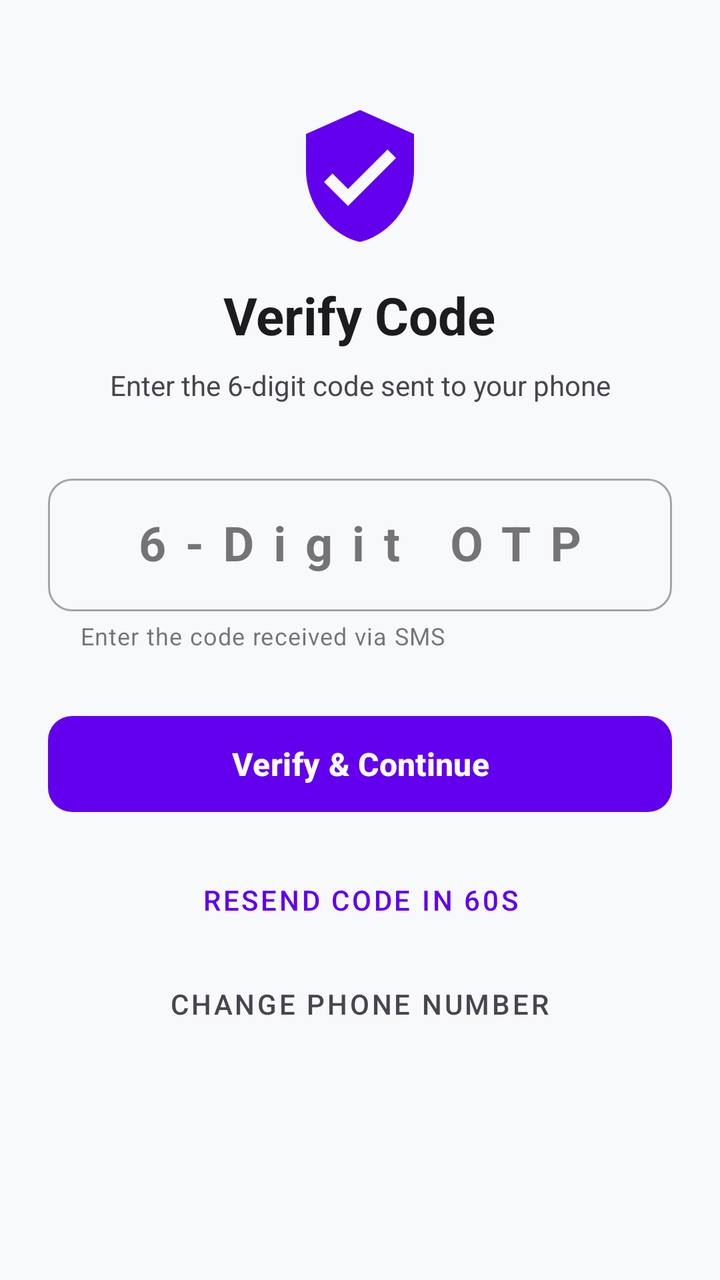
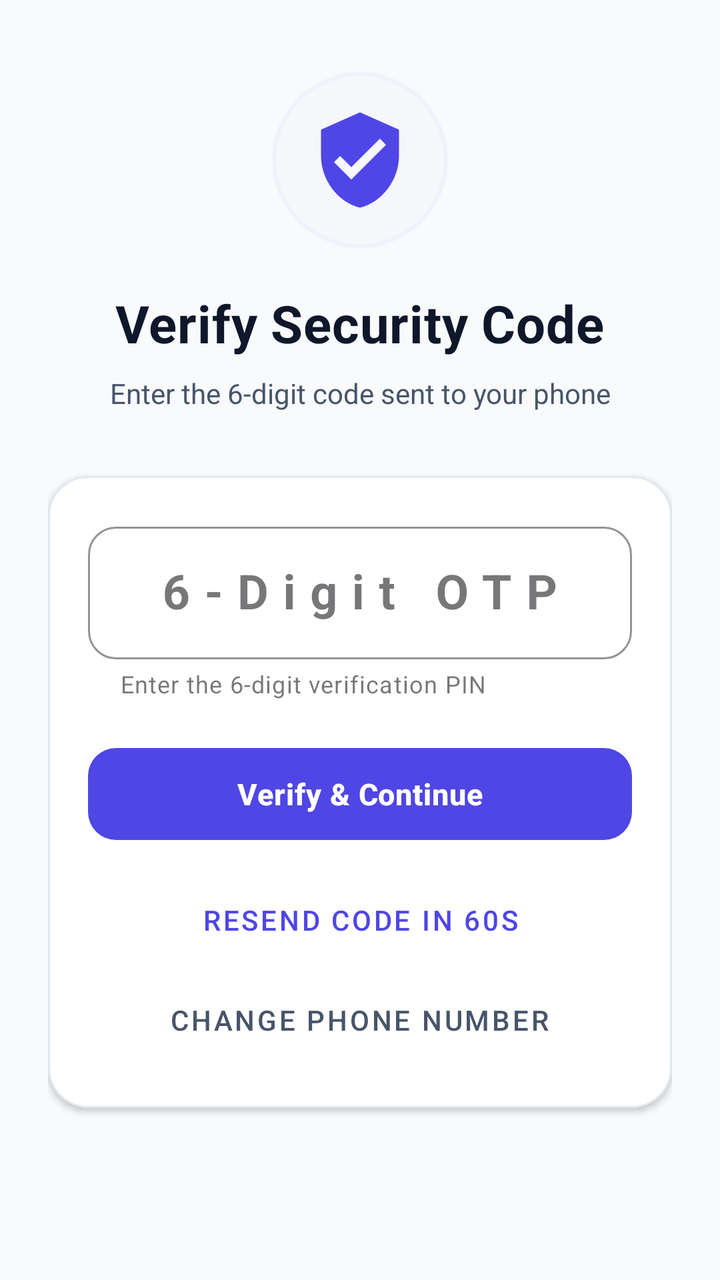

Compare the two renders of this Android layout. The source of the first and the diff that turns it into the second are given below.
<!-- AndroidManifest.xml: application theme Theme.SafeTrack -->
<!-- res/layout/activity_otp_verification.xml -->
<?xml version="1.0" encoding="utf-8"?>
<ScrollView xmlns:android="http://schemas.android.com/apk/res/android"
    xmlns:app="http://schemas.android.com/apk/res-auto"
    android:layout_width="match_parent"
    android:layout_height="match_parent"
    android:background="@color/background_light"
    android:fillViewport="true">

    <LinearLayout
        android:layout_width="match_parent"
        android:layout_height="wrap_content"
        android:orientation="vertical"
        android:padding="24dp">

        <ImageView
            android:layout_width="72dp"
            android:layout_height="72dp"
            android:layout_gravity="center_horizontal"
            android:layout_marginTop="28dp"
            android:src="@drawable/ic_shield"
            app:tint="@color/primary" />

        <TextView
            android:layout_width="wrap_content"
            android:layout_height="wrap_content"
            android:layout_gravity="center_horizontal"
            android:layout_marginTop="16dp"
            android:text="Verify Code"
            android:textColor="@color/text_primary"
            android:textSize="26sp"
            android:textStyle="bold" />

        <TextView
            android:id="@+id/tvOtpSubtitle"
            android:layout_width="wrap_content"
            android:layout_height="wrap_content"
            android:layout_gravity="center_horizontal"
            android:layout_marginTop="8dp"
            android:gravity="center"
            android:text="Enter the 6-digit code sent to your phone"
            android:textColor="@color/text_secondary"
            android:textSize="14sp" />

        
        <com.google.android.material.textfield.TextInputLayout
            android:id="@+id/tilOtp"
            style="@style/Widget.MaterialComponents.TextInputLayout.OutlinedBox"
            android:layout_width="match_parent"
            android:layout_height="wrap_content"
            android:layout_marginTop="32dp"
            android:hint="6-Digit OTP"
            app:boxCornerRadiusBottomEnd="12dp"
            app:boxCornerRadiusBottomStart="12dp"
            app:boxCornerRadiusTopEnd="12dp"
            app:boxCornerRadiusTopStart="12dp"
            app:helperText="Enter the code received via SMS">

            <com.google.android.material.textfield.TextInputEditText
                android:id="@+id/etOtp"
                android:layout_width="match_parent"
                android:layout_height="wrap_content"
                android:gravity="center"
                android:inputType="number"
                android:letterSpacing="0.4"
                android:maxLength="6"
                android:textSize="24sp"
                android:textStyle="bold" />
        </com.google.android.material.textfield.TextInputLayout>

        
        <LinearLayout
            android:id="@+id/layoutVerifying"
            android:layout_width="match_parent"
            android:layout_height="wrap_content"
            android:layout_marginTop="20dp"
            android:gravity="center"
            android:orientation="horizontal"
            android:visibility="gone">

            <ProgressBar
                android:layout_width="28dp"
                android:layout_height="28dp"
                android:indeterminateTint="@color/primary" />

            <TextView
                android:id="@+id/tvVerifyingMessage"
                android:layout_width="wrap_content"
                android:layout_height="wrap_content"
                android:layout_marginStart="12dp"
                android:text="Verifying credentials with Firebase..."
                android:textColor="@color/text_secondary"
                android:textSize="13sp" />
        </LinearLayout>

        
        <com.google.android.material.button.MaterialButton
            android:id="@+id/btnVerifyOtp"
            android:layout_width="match_parent"
            android:layout_height="56dp"
            android:layout_marginTop="28dp"
            android:text="Verify &amp; Continue"
            android:textSize="16sp"
            android:textStyle="bold"
            app:cornerRadius="12dp" />

        
        <com.google.android.material.button.MaterialButton
            android:id="@+id/btnResendOtp"
            style="@style/Widget.MaterialComponents.Button.TextButton"
            android:layout_width="wrap_content"
            android:layout_height="wrap_content"
            android:layout_gravity="center_horizontal"
            android:layout_marginTop="16dp"
            android:enabled="false"
            android:text="Resend Code in 60s"
            android:textColor="@color/primary" />

        <com.google.android.material.button.MaterialButton
            android:id="@+id/btnChangeNumber"
            style="@style/Widget.MaterialComponents.Button.TextButton"
            android:layout_width="wrap_content"
            android:layout_height="wrap_content"
            android:layout_gravity="center_horizontal"
            android:layout_marginTop="4dp"
            android:text="Change Phone Number"
            android:textColor="@color/text_secondary" />

    </LinearLayout>
</ScrollView>
<!-- resources referenced by this layout -->
<resources>
  <color name="background_light">#F8F9FA</color>
  <color name="primary">#6200EE</color>
  <color name="text_primary">#1C1B1F</color>
  <color name="text_secondary">#49454F</color>
  <!-- drawable ic_shield (drawable) -->
  <vector xmlns:android="http://schemas.android.com/apk/res/android"
      android:width="24dp"
      android:height="24dp"
      android:viewportWidth="24"
      android:viewportHeight="24">
      <path
          android:fillColor="#6200EE"
          android:pathData="M12,1L3,5v6c0,5.55 3.84,10.74 9,12 5.16,-1.26 9,-6.45 9,-12V5l-9,-4zm-2,16l-4,-4 1.41,-1.41L10,14.17l6.59,-6.59L18,9l-8,8z"/>
  </vector>
  <style name="Theme.SafeTrack" parent="Theme.Material3.DayNight.NoActionBar">
          
          <item name="colorPrimary">@color/primary</item>
          <item name="colorPrimaryVariant">@color/primary_variant</item>
          <item name="colorOnPrimary">@color/surface_light</item>
          
          <item name="colorSecondary">@color/secondary</item>
          <item name="colorSecondaryVariant">@color/secondary_variant</item>
          <item name="colorOnSecondary">@color/text_primary</item>
          
          <item name="android:statusBarColor">@color/primary_variant</item>
          <item name="android:windowLightStatusBar">false</item>
          <item name="android:windowBackground">@color/background_light</item>
      </style>
  <color name="primary_variant">#3700B3</color>
  <color name="surface_light">#FFFFFF</color>
  <color name="secondary">#03DAC6</color>
  <color name="secondary_variant">#018786</color>
</resources>

<!-- the commit's change to res/layout/activity_otp_verification.xml (unified diff, before → after) -->
@@ -10,22 +10,37 @@
         android:layout_width="match_parent"
         android:layout_height="wrap_content"
         android:orientation="vertical"
-        android:padding="24dp">
+        android:paddingStart="24dp"
+        android:paddingTop="36dp"
+        android:paddingEnd="24dp"
+        android:paddingBottom="28dp">
 
-        <ImageView
-            android:layout_width="72dp"
-            android:layout_height="72dp"
-            android:layout_gravity="center_horizontal"
-            android:layout_marginTop="28dp"
-            android:src="@drawable/ic_shield"
-            app:tint="@color/primary" />
+        <FrameLayout
+            android:layout_width="88dp"
+            android:layout_height="88dp"
+            android:layout_gravity="center_horizontal">
+
+            <View
+                android:layout_width="88dp"
+                android:layout_height="88dp"
+                android:background="@drawable/bg_sos_ring_outer"
+                android:backgroundTint="#154F46E5" />
+
+            <ImageView
+                android:layout_width="52dp"
+                android:layout_height="52dp"
+                android:layout_gravity="center"
+                android:src="@drawable/ic_shield_check"
+                app:tint="@color/primary" />
+        </FrameLayout>
 
         <TextView
             android:layout_width="wrap_content"
             android:layout_height="wrap_content"
             android:layout_gravity="center_horizontal"
-            android:layout_marginTop="16dp"
-            android:text="Verify Code"
+            android:layout_marginTop="20dp"
+            android:letterSpacing="0.01"
+            android:text="Verify Security Code"
             android:textColor="@color/text_primary"
             android:textSize="26sp"
             android:textStyle="bold" />
@@ -35,95 +50,122 @@
             android:layout_width="wrap_content"
             android:layout_height="wrap_content"
             android:layout_gravity="center_horizontal"
+            android:layout_marginStart="16dp"
             android:layout_marginTop="8dp"
+            android:layout_marginEnd="16dp"
             android:gravity="center"
+            android:lineSpacingExtra="2dp"
             android:text="Enter the 6-digit code sent to your phone"
             android:textColor="@color/text_secondary"
             android:textSize="14sp" />
 
         
-        <com.google.android.material.textfield.TextInputLayout
-            android:id="@+id/tilOtp"
-            style="@style/Widget.MaterialComponents.TextInputLayout.OutlinedBox"
+        <com.google.android.material.card.MaterialCardView
             android:layout_width="match_parent"
             android:layout_height="wrap_content"
             android:layout_marginTop="32dp"
-            android:hint="6-Digit OTP"
-            app:boxCornerRadiusBottomEnd="12dp"
-            app:boxCornerRadiusBottomStart="12dp"
-            app:boxCornerRadiusTopEnd="12dp"
-            app:boxCornerRadiusTopStart="12dp"
-            app:helperText="Enter the code received via SMS">
+            app:cardCornerRadius="20dp"
+            app:cardElevation="2dp"
+            app:strokeColor="@color/card_stroke"
+            app:strokeWidth="1dp">
 
-            <com.google.android.material.textfield.TextInputEditText
-                android:id="@+id/etOtp"
+            <LinearLayout
                 android:layout_width="match_parent"
                 android:layout_height="wrap_content"
-                android:gravity="center"
-                android:inputType="number"
-                android:letterSpacing="0.4"
-                android:maxLength="6"
-                android:textSize="24sp"
-                android:textStyle="bold" />
-        </com.google.android.material.textfield.TextInputLayout>
+                android:orientation="vertical"
+                android:padding="20dp">
 
-        
-        <LinearLayout
-            android:id="@+id/layoutVerifying"
-            android:layout_width="match_parent"
-            android:layout_height="wrap_content"
-            android:layout_marginTop="20dp"
-            android:gravity="center"
-            android:orientation="horizontal"
-            android:visibility="gone">
+                
+                <com.google.android.material.textfield.TextInputLayout
+                    android:id="@+id/tilOtp"
+                    style="@style/Widget.MaterialComponents.TextInputLayout.OutlinedBox"
+                    android:layout_width="match_parent"
+                    android:layout_height="wrap_content"
+                    android:hint="6-Digit OTP"
+                    app:boxCornerRadiusBottomEnd="14dp"
+                    app:boxCornerRadiusBottomStart="14dp"
+                    app:boxCornerRadiusTopEnd="14dp"
+                    app:boxCornerRadiusTopStart="14dp"
+                    app:boxStrokeColor="@color/primary"
+                    app:helperText="Enter the 6-digit verification PIN"
+                    app:helperTextColor="@color/text_muted">
 
-            <ProgressBar
-                android:layout_width="28dp"
-                android:layout_height="28dp"
-                android:indeterminateTint="@color/primary" />
+                    <com.google.android.material.textfield.TextInputEditText
+                        android:id="@+id/etOtp"
+                        android:layout_width="match_parent"
+                        android:layout_height="wrap_content"
+                        android:gravity="center"
+                        android:inputType="number"
+                        android:letterSpacing="0.3"
+                        android:maxLength="6"
+                        android:textColor="@color/text_primary"
+                        android:textSize="24sp"
+                        android:textStyle="bold" />
+                </com.google.android.material.textfield.TextInputLayout>
 
-            <TextView
-                android:id="@+id/tvVerifyingMessage"
-                android:layout_width="wrap_content"
-                android:layout_height="wrap_content"
-                android:layout_marginStart="12dp"
-                android:text="Verifying credentials with Firebase..."
-                android:textColor="@color/text_secondary"
-                android:textSize="13sp" />
-        </LinearLayout>
+                
+                <LinearLayout
+                    android:id="@+id/layoutVerifying"
+                    android:layout_width="match_parent"
+                    android:layout_height="wrap_content"
+                    android:layout_marginTop="16dp"
+                    android:gravity="center"
+                    android:orientation="horizontal"
+                    android:visibility="gone">
 
-        
-        <com.google.android.material.button.MaterialButton
-            android:id="@+id/btnVerifyOtp"
-            android:layout_width="match_parent"
-            android:layout_height="56dp"
-            android:layout_marginTop="28dp"
-            android:text="Verify &amp; Continue"
-            android:textSize="16sp"
-            android:textStyle="bold"
-            app:cornerRadius="12dp" />
+                    <ProgressBar
+                        android:layout_width="24dp"
+                        android:layout_height="24dp"
+                        android:indeterminateTint="@color/primary" />
 
-        
-        <com.google.android.material.button.MaterialButton
-            android:id="@+id/btnResendOtp"
-            style="@style/Widget.MaterialComponents.Button.TextButton"
-            android:layout_width="wrap_content"
-            android:layout_height="wrap_content"
-            android:layout_gravity="center_horizontal"
-            android:layout_marginTop="16dp"
-            android:enabled="false"
-            android:text="Resend Code in 60s"
-            android:textColor="@color/primary" />
+                    <TextView
+                        android:id="@+id/tvVerifyingMessage"
+                        android:layout_width="wrap_content"
+                        android:layout_height="wrap_content"
+                        android:layout_marginStart="12dp"
+                        android:text="Verifying credentials with Firebase..."
+                        android:textColor="@color/text_secondary"
+                        android:textSize="13sp" />
+                </LinearLayout>
 
-        <com.google.android.material.button.MaterialButton
-            android:id="@+id/btnChangeNumber"
-            style="@style/Widget.MaterialComponents.Button.TextButton"
-            android:layout_width="wrap_content"
-            android:layout_height="wrap_content"
-            android:layout_gravity="center_horizontal"
-            android:layout_marginTop="4dp"
-            android:text="Change Phone Number"
-            android:textColor="@color/text_secondary" />
+                
+                <com.google.android.material.button.MaterialButton
+                    android:id="@+id/btnVerifyOtp"
+                    android:layout_width="match_parent"
+                    android:layout_height="54dp"
+                    android:layout_marginTop="20dp"
+                    android:letterSpacing="0.02"
+                    android:text="Verify &amp; Continue"
+                    android:textColor="@color/surface_light"
+                    android:textSize="15sp"
+                    android:textStyle="bold"
+                    app:backgroundTint="@color/primary"
+                    app:cornerRadius="14dp" />
+
+                
+                <com.google.android.material.button.MaterialButton
+                    android:id="@+id/btnResendOtp"
+                    style="@style/Widget.MaterialComponents.Button.TextButton"
+                    android:layout_width="wrap_content"
+                    android:layout_height="wrap_content"
+                    android:layout_gravity="center_horizontal"
+                    android:layout_marginTop="12dp"
+                    android:enabled="false"
+                    android:text="Resend Code in 60s"
+                    android:textColor="@color/primary" />
+
+                <com.google.android.material.button.MaterialButton
+                    android:id="@+id/btnChangeNumber"
+                    style="@style/Widget.MaterialComponents.Button.TextButton"
+                    android:layout_width="wrap_content"
+                    android:layout_height="wrap_content"
+                    android:layout_gravity="center_horizontal"
+                    android:layout_marginTop="2dp"
+                    android:text="Change Phone Number"
+                    android:textColor="@color/text_secondary" />
+
+            </LinearLayout>
+        </com.google.android.material.card.MaterialCardView>
 
     </LinearLayout>
 </ScrollView>
<!-- resource entries referenced after the edit -->
@@ -1,36 +1,68 @@
 <!-- resources referenced by this layout -->
 <resources>
-  <color name="background_light">#F8F9FA</color>
-  <color name="primary">#6200EE</color>
-  <color name="text_primary">#1C1B1F</color>
-  <color name="text_secondary">#49454F</color>
-  <!-- drawable ic_shield (drawable) -->
+  <color name="background_light">#F8FAFC</color>
+  <color name="card_stroke">#E2E8F0</color>
+  <color name="primary">#4F46E5</color>
+  <color name="text_primary">#0F172A</color>
+  <color name="text_secondary">#475569</color>
+  <!-- drawable bg_sos_ring_outer (drawable) -->
+  <?xml version="1.0" encoding="utf-8"?>
+  <shape xmlns:android="http://schemas.android.com/apk/res/android"
+      android:shape="oval">
+      <solid android:color="#33EF4444" />
+      <stroke
+          android:width="2dp"
+          android:color="#80EF4444" />
+  </shape>
+  <!-- drawable ic_shield_check (drawable) -->
   <vector xmlns:android="http://schemas.android.com/apk/res/android"
       android:width="24dp"
       android:height="24dp"
       android:viewportWidth="24"
       android:viewportHeight="24">
-      <path
-          android:fillColor="#6200EE"
-          android:pathData="M12,1L3,5v6c0,5.55 3.84,10.74 9,12 5.16,-1.26 9,-6.45 9,-12V5l-9,-4zm-2,16l-4,-4 1.41,-1.41L10,14.17l6.59,-6.59L18,9l-8,8z"/>
+    <path
+        android:fillColor="#FF000000"
+        android:pathData="M12,1L3,5v6c0,5.55 3.84,10.74 9,12c5.16,-1.26 9,-6.45 9,-12V5L12,1zM10,16.5l-4,-4l1.41,-1.41L10,13.67l6.59,-6.59L18,8.5L10,16.5z"/>
   </vector>
   <style name="Theme.SafeTrack" parent="Theme.Material3.DayNight.NoActionBar">
           
           <item name="colorPrimary">@color/primary</item>
-          <item name="colorPrimaryVariant">@color/primary_variant</item>
+          <item name="colorPrimaryVariant">@color/primary_dark</item>
           <item name="colorOnPrimary">@color/surface_light</item>
+          <item name="colorPrimaryContainer">@color/primary_light</item>
+          <item name="colorOnPrimaryContainer">@color/primary_dark</item>
+  
           
           <item name="colorSecondary">@color/secondary</item>
           <item name="colorSecondaryVariant">@color/secondary_variant</item>
-          <item name="colorOnSecondary">@color/text_primary</item>
+          <item name="colorOnSecondary">@color/surface_light</item>
+          <item name="colorSecondaryContainer">@color/secondary_light</item>
+          <item name="colorOnSecondaryContainer">@color/secondary_variant</item>
+  
           
           <item name="android:statusBarColor">@color/primary_variant</item>
           <item name="android:windowLightStatusBar">false</item>
+          <item name="android:navigationBarColor">@color/surface_light</item>
+          <item name="android:windowLightNavigationBar" tools:targetApi="o_mr1">true</item>
           <item name="android:windowBackground">@color/background_light</item>
+  
+          
+          <item name="materialCardViewStyle">@style/Widget.SafeTrack.Card</item>
       </style>
-  <color name="primary_variant">#3700B3</color>
+  <color name="primary_dark">#3730A3</color>
+  <color name="primary_light">#EEF2FF</color>
+  <color name="primary_variant">#312E81</color>
+  <style name="Widget.SafeTrack.Card" parent="Widget.Material3.CardView.Elevated">
+          <item name="cardElevation">2dp</item>
+          <item name="cardCornerRadius">16dp</item>
+          <item name="strokeColor">@color/card_stroke</item>
+          <item name="strokeWidth">1dp</item>
+          <item name="cardBackgroundColor">@color/surface_light</item>
+      </style>
   <color name="surface_light">#FFFFFF</color>
-  <color name="secondary">#03DAC6</color>
-  <color name="secondary_variant">#018786</color>
+  <color name="text_muted">#94A3B8</color>
+  <color name="secondary">#0EA5E9</color>
+  <color name="secondary_variant">#0284C7</color>
+  <color name="secondary_light">#E0F2FE</color>
 </resources>
 
